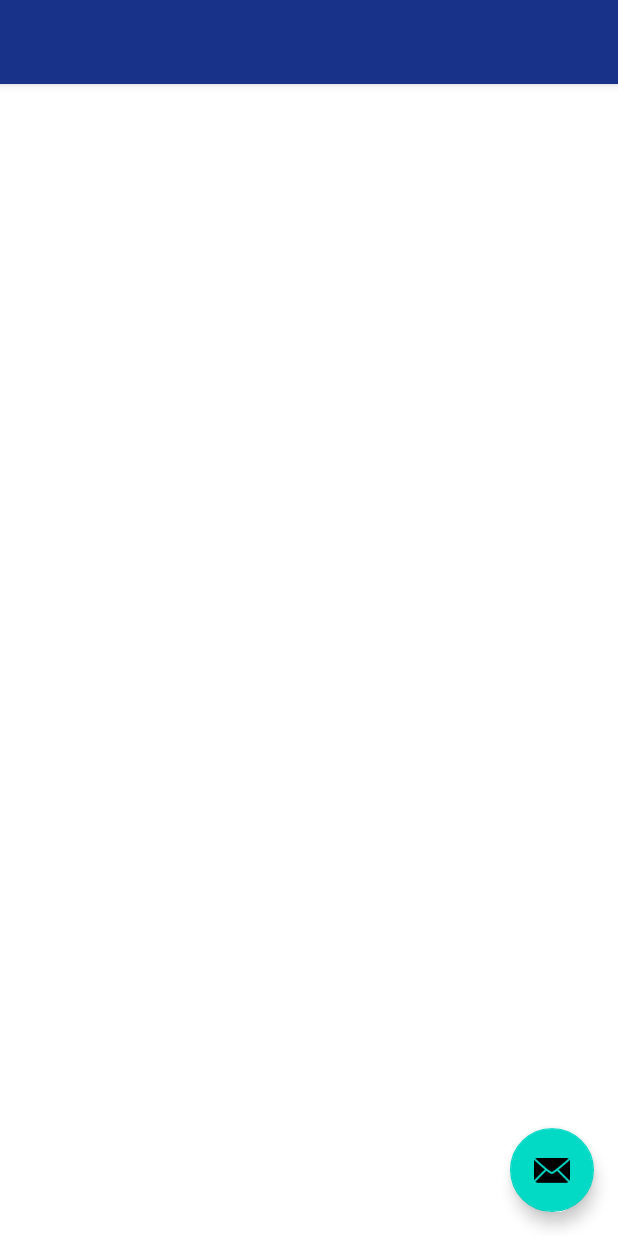
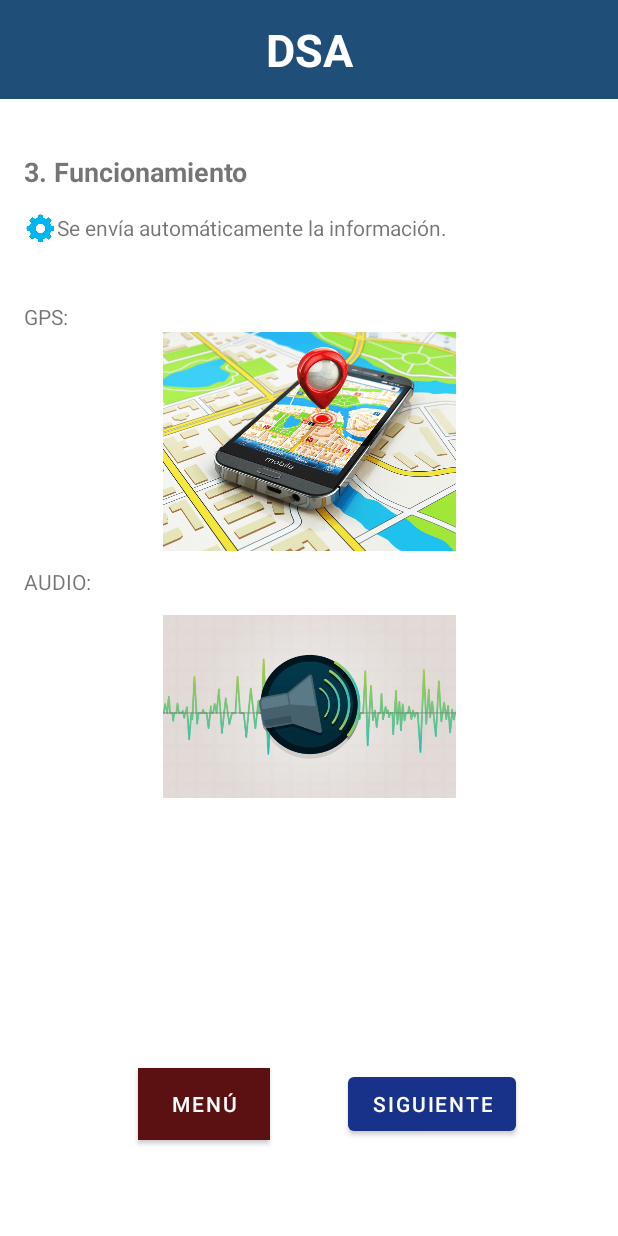
Before and after one commit to karlaVane/DSA, an Android app: the layout activity_como_funciona_3.xml on its own in the app's theme, with its tools: preview values and no code run, on a phone screen of 412 x 824 dp. Run offline under Robolectric (Android 15) with nearby library versions, the light colour scheme and no system bars.

Commit message:
Como Funciona 3

```diff
--- a/app/src/main/java/com/ksld/appemergencia/ComoFunciona_3.java
+++ b/app/src/main/java/com/ksld/appemergencia/ComoFunciona_3.java
@@ -15,17 +15,6 @@ public class ComoFunciona_3 extends AppCompatActivity {
     @Override
     protected void onCreate(Bundle savedInstanceState) {
         super.onCreate(savedInstanceState);
-        setContentView(R.layout.activity_como_funciona_3);
-        Toolbar toolbar = findViewById(R.id.toolbar);
-        setSupportActionBar(toolbar);
-
-        FloatingActionButton fab = findViewById(R.id.fab);
-        fab.setOnClickListener(new View.OnClickListener() {
-            @Override
-            public void onClick(View view) {
-                Snackbar.make(view, "Replace with your own action", Snackbar.LENGTH_LONG)
-                        .setAction("Action", null).show();
-            }
-        });
+        setContentView(R.layout.activity_como_funciona_2);
     }
 }
--- a/app/src/main/res/layout/activity_como_funciona_2.xml
+++ b/app/src/main/res/layout/activity_como_funciona_2.xml
@@ -76,8 +76,6 @@
         android:textColor="@color/white"
         android:textSize="30sp"
         android:textStyle="bold"
-        app:flow_horizontalAlign="center"
-        app:flow_verticalAlign="center"
         app:layout_constraintEnd_toEndOf="parent"
         app:layout_constraintStart_toStartOf="parent"
         app:layout_constraintTop_toTopOf="parent" />
--- a/app/src/main/res/layout/activity_como_funciona_3.xml
+++ b/app/src/main/res/layout/activity_como_funciona_3.xml
@@ -1,33 +1,123 @@
 <?xml version="1.0" encoding="utf-8"?>
-<androidx.coordinatorlayout.widget.CoordinatorLayout xmlns:android="http://schemas.android.com/apk/res/android"
+<androidx.constraintlayout.widget.ConstraintLayout xmlns:android="http://schemas.android.com/apk/res/android"
     xmlns:app="http://schemas.android.com/apk/res-auto"
     xmlns:tools="http://schemas.android.com/tools"
     android:layout_width="match_parent"
     android:layout_height="match_parent"
     tools:context=".ComoFunciona_3">
 
-    <com.google.android.material.appbar.AppBarLayout
-        android:layout_width="match_parent"
-        android:layout_height="wrap_content"
-        android:theme="@style/Theme.AppEmergencia.AppBarOverlay">
+    <TextView
+        android:id="@+id/textView8"
+        android:layout_width="335dp"
+        android:layout_height="45dp"
+        android:layout_marginTop="15dp"
+        android:text="Se envía automáticamente la información."
+        app:layout_constraintStart_toEndOf="@+id/imageView5"
+        app:layout_constraintTop_toBottomOf="@+id/textView7" />
 
-        <androidx.appcompat.widget.Toolbar
-            android:id="@+id/toolbar"
-            android:layout_width="match_parent"
-            android:layout_height="?attr/actionBarSize"
-            android:background="?attr/colorPrimary"
-            app:popupTheme="@style/Theme.AppEmergencia.PopupOverlay" />
-
-    </com.google.android.material.appbar.AppBarLayout>
-
-    <include layout="@layout/content_como_funciona_3" />
-
-    <com.google.android.material.floatingactionbutton.FloatingActionButton
-        android:id="@+id/fab"
+    <Button
+        android:id="@+id/button4"
         android:layout_width="wrap_content"
         android:layout_height="wrap_content"
-        android:layout_gravity="bottom|end"
-        android:layout_margin="@dimen/fab_margin"
-        app:srcCompat="@android:drawable/ic_dialog_email" />
+        android:layout_marginEnd="16dp"
+        android:layout_marginRight="16dp"
+        android:layout_marginBottom="64dp"
+        android:text="Siguiente"
+        app:layout_constraintBottom_toBottomOf="parent"
+        app:layout_constraintEnd_toEndOf="parent"
+        app:layout_constraintStart_toEndOf="@+id/button3" />
 
-</androidx.coordinatorlayout.widget.CoordinatorLayout>
+    <Button
+        android:id="@+id/button3"
+        android:layout_width="wrap_content"
+        android:layout_height="wrap_content"
+        android:layout_marginStart="92dp"
+        android:layout_marginLeft="92dp"
+        android:layout_marginBottom="64dp"
+        android:background="#B82121"
+        android:text="Menú"
+        app:backgroundTint="#5B1111"
+        app:layout_constraintBottom_toBottomOf="parent"
+        app:layout_constraintStart_toStartOf="parent" />
+
+    <ImageView
+        android:id="@+id/imageView5"
+        android:layout_width="22dp"
+        android:layout_height="27dp"
+        android:layout_marginStart="16dp"
+        android:layout_marginLeft="16dp"
+        android:layout_marginTop="12dp"
+        app:layout_constraintStart_toStartOf="parent"
+        app:layout_constraintTop_toBottomOf="@+id/textView7"
+        app:srcCompat="@drawable/engranaje" />
+
+    <TextView
+        android:id="@+id/textView7"
+        android:layout_width="wrap_content"
+        android:layout_height="wrap_content"
+        android:layout_marginStart="16dp"
+        android:layout_marginLeft="16dp"
+        android:layout_marginTop="36dp"
+        android:text="3. Funcionamiento"
+        android:textSize="18sp"
+        android:textStyle="bold"
+        app:layout_constraintStart_toStartOf="parent"
+        app:layout_constraintTop_toBottomOf="@+id/textView6" />
+
+    <TextView
+        android:id="@+id/textView6"
+        android:layout_width="0dp"
+        android:layout_height="66dp"
+        android:autoText="false"
+        android:background="#1F4E79"
+        android:gravity="center"
+        android:shadowColor="#8A3434"
+        android:text="DSA"
+        android:textColor="@color/white"
+        android:textSize="30sp"
+        android:textStyle="bold"
+        app:layout_constraintEnd_toEndOf="parent"
+        app:layout_constraintStart_toStartOf="parent"
+        app:layout_constraintTop_toTopOf="parent" />
+
+    <TextView
+        android:id="@+id/textView10"
+        android:layout_width="wrap_content"
+        android:layout_height="wrap_content"
+        android:layout_marginStart="16dp"
+        android:layout_marginLeft="16dp"
+        android:layout_marginTop="14dp"
+        android:text="GPS:"
+        app:layout_constraintStart_toStartOf="parent"
+        app:layout_constraintTop_toBottomOf="@+id/textView8" />
+
+    <TextView
+        android:id="@+id/textView11"
+        android:layout_width="wrap_content"
+        android:layout_height="wrap_content"
+        android:layout_marginStart="16dp"
+        android:layout_marginLeft="16dp"
+        android:layout_marginTop="10dp"
+        android:text="AUDIO:"
+        app:layout_constraintStart_toStartOf="parent"
+        app:layout_constraintTop_toBottomOf="@+id/imageView7" />
+
+    <ImageView
+        android:id="@+id/imageView7"
+        android:layout_width="195dp"
+        android:layout_height="147dp"
+        app:layout_constraintEnd_toEndOf="parent"
+        app:layout_constraintStart_toStartOf="parent"
+        app:layout_constraintTop_toBottomOf="@+id/textView10"
+        app:srcCompat="@drawable/gps" />
+
+    <ImageView
+        android:id="@+id/imageView8"
+        android:layout_width="195dp"
+        android:layout_height="147dp"
+        app:layout_constraintEnd_toEndOf="parent"
+        app:layout_constraintStart_toStartOf="parent"
+        app:layout_constraintTop_toBottomOf="@+id/textView11"
+        app:srcCompat="@drawable/audio" />
+
+</androidx.constraintlayout.widget.ConstraintLayout>
```
Also changed, not shown: app/src/main/res/drawable/audio.png (added), app/src/main/res/drawable/gps.png (added).
